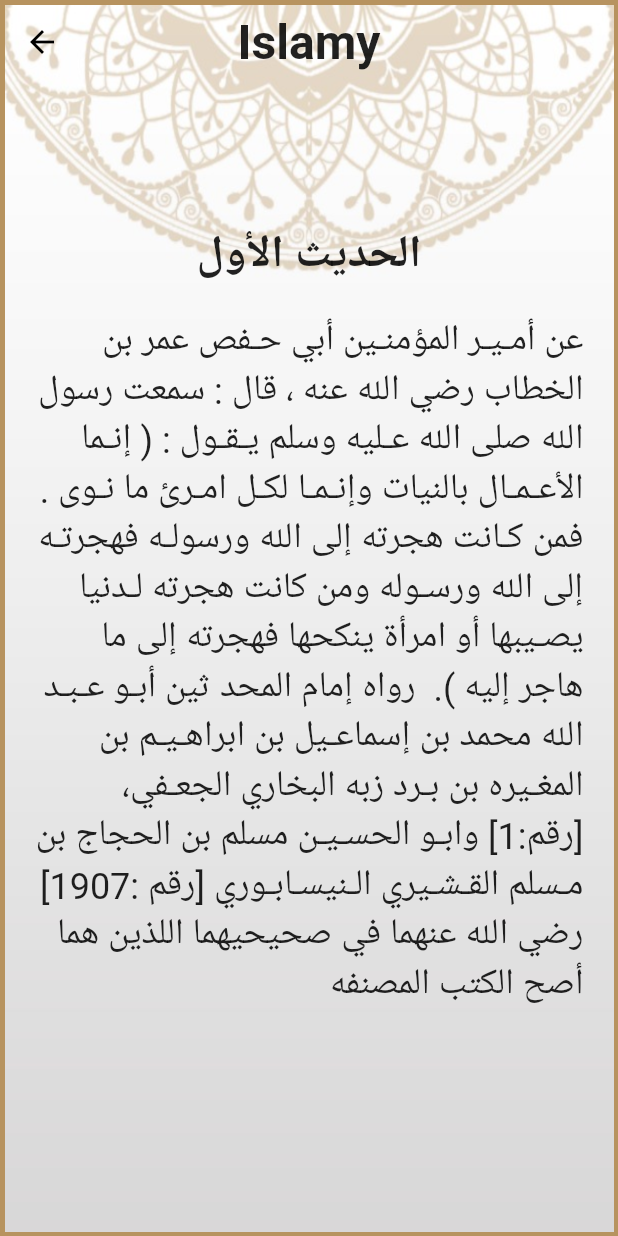
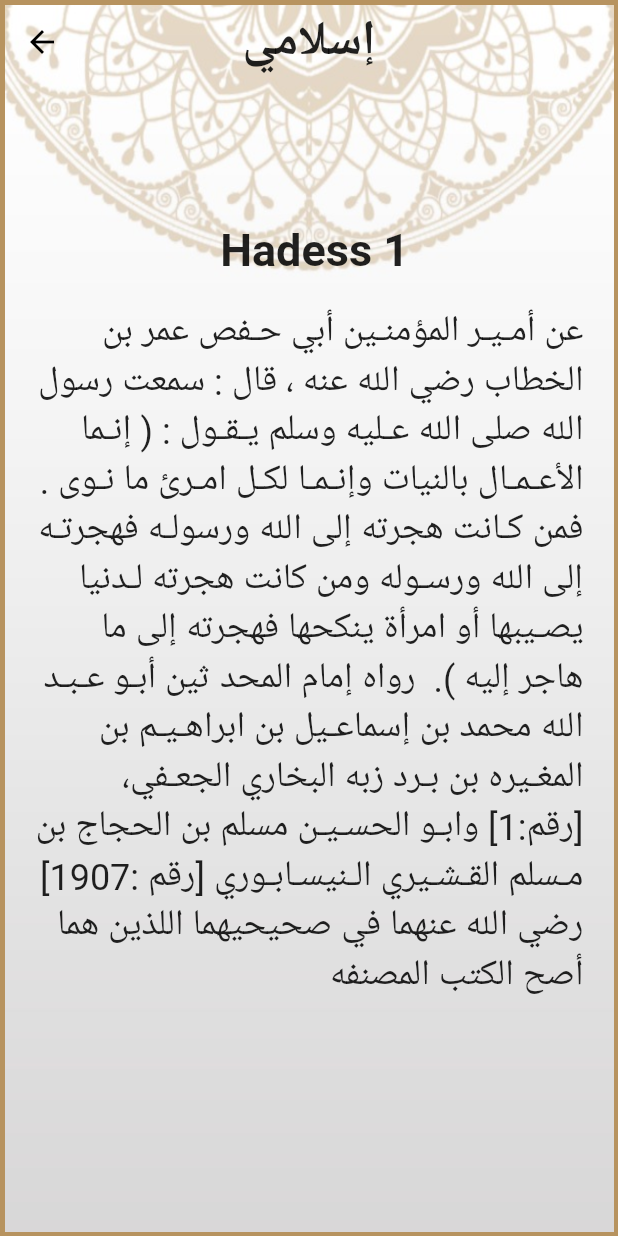
Before and after one commit to Youssef-Bassem/IslamiApp, a Flutter app: the ahades screen opened directly, after a tap on "Hadess 1", on a phone screen of 412 x 824 dp. Run offline on Flutter 3.47's test engine with Material 2 defaults, Android fonts, the phone set to English and light mode, and no system bars; missing offline and left inert: dart:ffi; generated files the repository leaves out were written again.

Commit message:
Revert "Solve Bugs"
This reverts commit b23accd29e76469fd3573036a6871863c67a5fdc.

```diff
--- a/lib/Ahadees.dart
+++ b/lib/Ahadees.dart
@@ -6,8 +6,7 @@ import 'dart:io';
 import 'dart:async';
 import 'dart:convert';
 
-import 'AhadesContent.dart';
-import 'AhadeesFile.dart';
+import 'AhadesFile.dart';
 
 //import 'suracontent.dart';
 import 'package:flutter_gen/gen_l10n/app_localizations.dart';
@@ -21,7 +20,6 @@ class ahades extends StatefulWidget {
 String path='assets/';
 class _ahadesState extends State<ahades> {
   late AppProvider provider;
-  final AhadeesFile ahadeesfile = AhadeesFile();
 
   @override
   Widget build(BuildContext context) {
@@ -65,58 +63,61 @@ class _ahadesState extends State<ahades> {
                     Flexible(child: ListView(
                       padding: const EdgeInsets.all(8),
                       children: <Widget>[
-                        MakeButton(AhadeesFile.Ahades[0], AppLocalizations.of(context)!.h1, '1.txt',context),
-                        MakeButton(AhadeesFile.Ahades[1],AppLocalizations.of(context)!.h2, '2.txt', context),
-                        MakeButton(AhadeesFile.Ahades[2],AppLocalizations.of(context)!.h3, '3.txt',context),
-                        MakeButton(AhadeesFile.Ahades[3],AppLocalizations.of(context)!.h4, '4.txt',context),
-                        MakeButton(AhadeesFile.Ahades[4],AppLocalizations.of(context)!.h5, '5.txt',context),
-                        MakeButton(AhadeesFile.Ahades[5],AppLocalizations.of(context)!.h6, '6.txt',context),
-                        MakeButton(AhadeesFile.Ahades[6],AppLocalizations.of(context)!.h7, '7.txt',context),
-                        MakeButton(AhadeesFile.Ahades[7],AppLocalizations.of(context)!.h8, '8.txt',context),
-                        MakeButton(AhadeesFile.Ahades[8],AppLocalizations.of(context)!.h9, '9.txt',context),
-                        MakeButton(AhadeesFile.Ahades[9],AppLocalizations.of(context)!.h10, '10.txt',context),
-                        MakeButton(AhadeesFile.Ahades[10],AppLocalizations.of(context)!.h11, '11.txt',context),
-                        MakeButton(AhadeesFile.Ahades[11],AppLocalizations.of(context)!.h12, '12.txt',context),
-                        MakeButton(AhadeesFile.Ahades[12],AppLocalizations.of(context)!.h13, '13.txt',context),
-                        MakeButton(AhadeesFile.Ahades[13],AppLocalizations.of(context)!.h14, '14.txt',context),
-                        MakeButton(AhadeesFile.Ahades[14],AppLocalizations.of(context)!.h15, '15.txt',context),
-                        MakeButton(AhadeesFile.Ahades[15],AppLocalizations.of(context)!.h16, '16.txt',context),
-                        MakeButton(AhadeesFile.Ahades[16],AppLocalizations.of(context)!.h17, '17.txt',context),
-                        MakeButton(AhadeesFile.Ahades[17],AppLocalizations.of(context)!.h18, '18.txt',context),
-                        MakeButton(AhadeesFile.Ahades[18],AppLocalizations.of(context)!.h19, '19.txt',context),
-                        MakeButton(AhadeesFile.Ahades[19],AppLocalizations.of(context)!.h20, '20.txt',context),
-                        MakeButton(AhadeesFile.Ahades[20],AppLocalizations.of(context)!.h21, '21.txt',context),
-                        MakeButton(AhadeesFile.Ahades[21],AppLocalizations.of(context)!.h22, '22.txt',context),
-                        MakeButton(AhadeesFile.Ahades[22],AppLocalizations.of(context)!.h23, '23.txt',context),
-                        MakeButton(AhadeesFile.Ahades[23],AppLocalizations.of(context)!.h24, '24.txt',context),
-                        MakeButton(AhadeesFile.Ahades[24],AppLocalizations.of(context)!.h25, '25.txt',context),
-                        MakeButton(AhadeesFile.Ahades[25],AppLocalizations.of(context)!.h26, '26.txt',context),
-                        MakeButton(AhadeesFile.Ahades[26],AppLocalizations.of(context)!.h27, '27.txt',context),
-                        MakeButton(AhadeesFile.Ahades[27],AppLocalizations.of(context)!.h28, '28.txt',context),
-                        MakeButton(AhadeesFile.Ahades[28],AppLocalizations.of(context)!.h29, '29.txt',context),
-                        MakeButton(AhadeesFile.Ahades[29],AppLocalizations.of(context)!.h30, '30.txt',context),
-                        MakeButton(AhadeesFile.Ahades[30],AppLocalizations.of(context)!.h31, '31.txt',context),
-                        MakeButton(AhadeesFile.Ahades[31],AppLocalizations.of(context)!.h32, '32.txt',context),
-                        MakeButton(AhadeesFile.Ahades[32],AppLocalizations.of(context)!.h33, '33.txt',context),
-                        MakeButton(AhadeesFile.Ahades[33],AppLocalizations.of(context)!.h34, '34.txt',context),
-                        MakeButton(AhadeesFile.Ahades[34],AppLocalizations.of(context)!.h35, '35.txt',context),
-                        MakeButton(AhadeesFile.Ahades[35],AppLocalizations.of(context)!.h36, '36.txt',context),
-                        MakeButton(AhadeesFile.Ahades[36],AppLocalizations.of(context)!.h37, '37.txt',context),
-                        MakeButton(AhadeesFile.Ahades[37],AppLocalizations.of(context)!.h38, '38.txt',context),
-                        MakeButton(AhadeesFile.Ahades[38],AppLocalizations.of(context)!.h39, '39.txt',context),
-                        MakeButton(AhadeesFile.Ahades[39],AppLocalizations.of(context)!.h40, '40.txt',context),
-                        MakeButton(AhadeesFile.Ahades[40],AppLocalizations.of(context)!.h41, '41.txt',context),
-                        MakeButton(AhadeesFile.Ahades[41],AppLocalizations.of(context)!.h42, '42.txt',context),
-                        MakeButton(AhadeesFile.Ahades[42],AppLocalizations.of(context)!.h43, '43.txt',context),
-                        MakeButton(AhadeesFile.Ahades[43],AppLocalizations.of(context)!.h44, '44.txt',context),
-                        MakeButton(AhadeesFile.Ahades[44],AppLocalizations.of(context)!.h45, '45.txt',context),
-                        MakeButton(AhadeesFile.Ahades[45],AppLocalizations.of(context)!.h46, '46.txt',context),
-                        MakeButton(AhadeesFile.Ahades[46],AppLocalizations.of(context)!.h47, '47.txt',context),
-                        MakeButton(AhadeesFile.Ahades[47],AppLocalizations.of(context)!.h48, '48.txt',context),
-                        MakeButton(AhadeesFile.Ahades[48],AppLocalizations.of(context)!.h49, '49.txt',context),
-                        MakeButton(AhadeesFile.Ahades[49],AppLocalizations.of(context)!.h50, '50.txt',context),
-                    ],
+                        MakeButton(AppLocalizations.of(context)!.h1, '1.txt',context),
+                        MakeButton(AppLocalizations.of(context)!.h2, '2.txt', context),
+                        MakeButton(AppLocalizations.of(context)!.h3, '3.txt',context),
+                        MakeButton(AppLocalizations.of(context)!.h4, '4.txt',context),
+                        MakeButton(AppLocalizations.of(context)!.h5, '5.txt',context),
+                        MakeButton(AppLocalizations.of(context)!.h6, '6.txt',context),
+                        MakeButton(AppLocalizations.of(context)!.h7, '7.txt',context),
+                        MakeButton(AppLocalizations.of(context)!.h8, '8.txt',context),
+                        MakeButton(AppLocalizations.of(context)!.h9, '9.txt',context),
+                        MakeButton(AppLocalizations.of(context)!.h10, '10.txt',context),
+                        MakeButton(AppLocalizations.of(context)!.h11, '11.txt',context),
+                        MakeButton(AppLocalizations.of(context)!.h12, '12.txt',context),
+                        MakeButton(AppLocalizations.of(context)!.h13, '13.txt',context),
+                        MakeButton(AppLocalizations.of(context)!.h14, '14.txt',context),
+                        MakeButton(AppLocalizations.of(context)!.h15, '15.txt',context),
+                        MakeButton(AppLocalizations.of(context)!.h16, '16.txt',context),
+                        MakeButton(AppLocalizations.of(context)!.h17, '17.txt',context),
+                        MakeButton(AppLocalizations.of(context)!.h18, '18.txt',context),
+                        MakeButton(AppLocalizations.of(context)!.h19, '19.txt',context),
+                        MakeButton(AppLocalizations.of(context)!.h20, '20.txt',context),
+                        MakeButton(AppLocalizations.of(context)!.h21, '21.txt',context),
+                        MakeButton(AppLocalizations.of(context)!.h22, '22.txt',context),
+                        MakeButton(AppLocalizations.of(context)!.h23, '23.txt',context),
+                        MakeButton(AppLocalizations.of(context)!.h24, '24.txt',context),
+                        MakeButton(AppLocalizations.of(context)!.h25, '25.txt',context),
+                        MakeButton(AppLocalizations.of(context)!.h26, '26.txt',context),
+                        MakeButton(AppLocalizations.of(context)!.h27, '27.txt',context),
+                        MakeButton(AppLocalizations.of(context)!.h28, '28.txt',context),
+                        MakeButton(AppLocalizations.of(context)!.h29, '29.txt',context),
+                        MakeButton(AppLocalizations.of(context)!.h30, '30.txt',context),
+                        MakeButton(AppLocalizations.of(context)!.h31, '31.txt',context),
+                        MakeButton(AppLocalizations.of(context)!.h32, '32.txt',context),
+                        MakeButton(AppLocalizations.of(context)!.h33, '33.txt',context),
+                        MakeButton(AppLocalizations.of(context)!.h34, '34.txt',context),
+                        MakeButton(AppLocalizations.of(context)!.h35, '35.txt',context),
+                        MakeButton(AppLocalizations.of(context)!.h36, '36.txt',context),
+                        MakeButton(AppLocalizations.of(context)!.h37, '37.txt',context),
+                        MakeButton(AppLocalizations.of(context)!.h38, '38.txt',context),
+                        MakeButton(AppLocalizations.of(context)!.h39, '39.txt',context),
+                        MakeButton(AppLocalizations.of(context)!.h40, '40.txt',context),
+                        MakeButton(AppLocalizations.of(context)!.h41, '41.txt',context),
+                        MakeButton(AppLocalizations.of(context)!.h42, '42.txt',context),
+                        MakeButton(AppLocalizations.of(context)!.h43, '43.txt',context),
+                        MakeButton(AppLocalizations.of(context)!.h44, '44.txt',context),
+                        MakeButton(AppLocalizations.of(context)!.h45, '45.txt',context),
+                        MakeButton(AppLocalizations.of(context)!.h46, '46.txt',context),
+                        MakeButton(AppLocalizations.of(context)!.h47, '47.txt',context),
+                        MakeButton(AppLocalizations.of(context)!.h48, '48.txt',context),
+                        MakeButton(AppLocalizations.of(context)!.h49, '49.txt',context),
+                        MakeButton(AppLocalizations.of(context)!.h50, '50.txt',context),
+
+
+                      ],
                     ),),
+
                   ]
               )
 
@@ -127,7 +128,7 @@ class _ahadesState extends State<ahades> {
   }
 }
 
-TextButton MakeButton(String arabicName, String name, String filename, BuildContext context){
+TextButton MakeButton(String name, String filename, BuildContext context){
   final AppProvider provider = Provider.of<AppProvider>(context);
   return TextButton(
     child: Text(name, style: TextStyle(
@@ -137,7 +138,7 @@ TextButton MakeButton(String arabicName, String name, String filename, BuildCont
       fontWeight: FontWeight.w900,)
     ),
     onPressed: (){
-      Navigator.push(context, MaterialPageRoute(builder: (context)=>Suracontent(suraname : arabicName , path :path+filename)));
+      Navigator.push(context, MaterialPageRoute(builder: (context)=>Suracontent(suraname : name , path :path+filename)));
     },
   );
 }
--- a/lib/AhadeesFile.dart
+++ /dev/null
@@ -1,16 +0,0 @@
-class AhadeesFile{
-  static List<String> Ahades = [
-      "الحديث الأول", "الحديث الثاني", "الحديث الثالث ", " الحديث الرابع ", "الحديث الخامس ",
-      "الحديث السادس ", "الحديث السابع ", "الحديث الثامن ", "الحديث التاسع ", "الحديث العاشر ",
-      "الحديث الحادي عشر ", "الحديث الثاني عشر ", "الحديث الثالث عشر ", "الحديث الرابع عشر ",
-      "الحديث الخامس عشر ", "الحديث السادس عشر ", "الحديث السابع عشر ", "الحديث الثامن عشر ",
-      "الحديث التاسع عشر ", "الحديث العشرون ", "الحديث الحادي والعشرون ", "الحديث الثاني والعشرون ",
-      "الحديث الثالث والعشرون ", "الحديث الرابع والعشرون ", "الحديث الخامس والعشرون ", "الحديث السادس والعشرون ",
-      "الحديث السابع والعشرون ", "الحديث الثامن والعشرون ", "الحديث التاسع والعشرون ", "الحديث الثلا ثــون ",
-      "الحديث الحادي والثلاثون ", "الحديث الثاني والثلاثون ", "الحديث الثالث والثلاثون ", "الحديث الرابع والثلاثون ",
-      "الحديث الخامس والثلاثون ", "الحديث السادس والثلاثون ", "الحديث السابع والثلاثون ", "الحديث الثامن والثلاثون ",
-      "الحديث التاسع والثلاثون ", "الحديث الأربعون ", "الحديث الحادي والأربعون ", "الحديث الثاني والأربعـون ", "الحديث الثالث والأربعون ",
-      "الحديث الرابع والأربعون ", "الحديث الخامس والأربعون ", "الحديث السادس والأربعون ", "الحديث السابع والأربعون ",
-      "الحديث الثامن والأربعون ", "الحديث التاسع والأربعون ", "الحديث الخمسون ",
-  ];
-}
--- a/lib/AhadesContent.dart
+++ b/lib/AhadesFile.dart
@@ -2,8 +2,6 @@ import 'package:flutter/cupertino.dart';
 import 'package:flutter/material.dart';
 import 'package:flutter/services.dart' show rootBundle;
 import 'package:provider/provider.dart';
-import 'package:flutter_gen/gen_l10n/app_localizations.dart';
-
 
 import 'appprovider.dart';
 
@@ -38,7 +36,6 @@ class SuracontentState extends State<Suracontent> {
     });
   }
 
-
   @override
   void initState() {
     fetchFileData();
@@ -52,7 +49,7 @@ class SuracontentState extends State<Suracontent> {
         centerTitle: true,
         title: Container(
             child:Text(
-              AppLocalizations.of(context)!.appTitle ,
+              'إسلامي' ,
               style: TextStyle(
                 fontSize: 32,
                 fontWeight: FontWeight.bold,
--- a/lib/Tasbeeh.dart
+++ b/lib/Tasbeeh.dart
@@ -79,7 +79,7 @@ class _TasbeehState extends State<Tasbeeh> {
                   ],
                 ),
                 Text(
-                  AppLocalizations.of(context)!.tasbeeh,
+                  'عدد التسبيحات',
                   style: TextStyle(
                       fontSize: 25
                   ),
--- a/lib/l10n/app_ar.arb
+++ b/lib/l10n/app_ar.arb
@@ -171,7 +171,5 @@
         "s112" : "الإخلاص",
         "s113" : "الفلق",
         "s114" : "النّاس",
-        "soraName": "اسم السورة",
-
-        "tasbeeh" : "عدد التسبيحات"
+        "soraName": "اسم السورة"
 }
--- a/lib/l10n/app_en.arb
+++ b/lib/l10n/app_en.arb
@@ -171,6 +171,5 @@
     "s112" : "al-Ikhlas",
     "s113" : "al-Falaq",
     "s114" : "an-Nas",
-    "soraName" : "Sora Name",
-    "tasbeeh" : "Number of Tasbehat"
+    "soraName" : "Sora Name"
 }
--- a/lib/suracontent.dart
+++ b/lib/suracontent.dart
@@ -1,7 +1,6 @@
 import 'package:flutter/material.dart';
 import 'package:flutter/services.dart' show rootBundle;
 import 'package:provider/provider.dart';
-import 'package:flutter_gen/gen_l10n/app_localizations.dart';
 
 import 'appprovider.dart';
 
@@ -48,22 +47,7 @@ class SuracontentState extends State<Suracontent> {
     provider = Provider.of<AppProvider>(context);
 
     return Scaffold(
-      appBar: AppBar(
-        centerTitle: true,
-        title: Container(
-          child:Text(
-            AppLocalizations.of(context)!.appTitle ,
-            style: TextStyle(
-              fontSize: 32,
-              fontWeight: FontWeight.bold,
-            ),
-          ),
-        ),
-        iconTheme: IconThemeData(color: Colors.black),
-        backgroundColor: Colors.transparent,
-        elevation: 0.0,
-      ),
-      extendBodyBehindAppBar: true,
+
       body:  SafeArea(
         child: Container(
           //margin: EdgeInsets.all(3),
```
